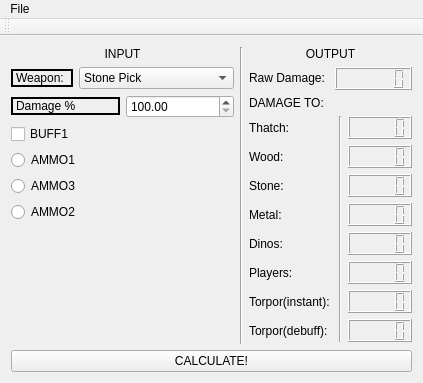
This is mainwindow.ui in mattearly/ARK-Survial-Evolved-damage-calculator as Qt 5 draws it before an edit. The edited form follows.
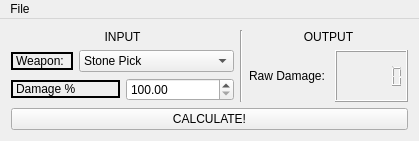
This is the edited form.

Commit message: basic version complete

Patch:
```diff
--- a/mainwindow.ui
+++ b/mainwindow.ui
@@ -6,10 +6,16 @@
    <rect>
     <x>0</x>
     <y>0</y>
-    <width>403</width>
-    <height>383</height>
+    <width>389</width>
+    <height>141</height>
    </rect>
   </property>
+  <property name="sizePolicy">
+   <sizepolicy hsizetype="Preferred" vsizetype="Preferred">
+    <horstretch>0</horstretch>
+    <verstretch>0</verstretch>
+   </sizepolicy>
+  </property>
   <property name="windowTitle">
    <string>MainWindow</string>
   </property>
@@ -202,47 +208,6 @@
           </item>
          </layout>
         </item>
-        <item>
-         <widget class="QCheckBox" name="checkBox">
-          <property name="text">
-           <string>BUFF1</string>
-          </property>
-         </widget>
-        </item>
-        <item>
-         <widget class="QRadioButton" name="radioButton">
-          <property name="text">
-           <string>AMMO1</string>
-          </property>
-         </widget>
-        </item>
-        <item>
-         <widget class="QRadioButton" name="radioButton_3">
-          <property name="text">
-           <string>AMMO3</string>
-          </property>
-         </widget>
-        </item>
-        <item>
-         <widget class="QRadioButton" name="radioButton_2">
-          <property name="text">
-           <string>AMMO2</string>
-          </property>
-         </widget>
-        </item>
-        <item>
-         <spacer name="verticalSpacer">
-          <property name="orientation">
-           <enum>Qt::Vertical</enum>
-          </property>
-          <property name="sizeHint" stdset="0">
-           <size>
-            <width>20</width>
-            <height>40</height>
-           </size>
-          </property>
-         </spacer>
-        </item>
        </layout>
       </item>
       <item>
@@ -294,131 +259,6 @@
           </item>
          </layout>
         </item>
-        <item>
-         <widget class="QLabel" name="label">
-          <property name="text">
-           <string>DAMAGE TO: </string>
-          </property>
-         </widget>
-        </item>
-        <item>
-         <layout class="QHBoxLayout" name="horizontalLayout">
-          <item>
-           <layout class="QVBoxLayout" name="verticalLayout_2">
-            <item>
-             <widget class="QLabel" name="label_2">
-              <property name="sizePolicy">
-               <sizepolicy hsizetype="Preferred" vsizetype="Preferred">
-                <horstretch>0</horstretch>
-                <verstretch>0</verstretch>
-               </sizepolicy>
-              </property>
-              <property name="text">
-               <string>Thatch: </string>
-              </property>
-             </widget>
-            </item>
-            <item>
-             <widget class="QLabel" name="label_3">
-              <property name="text">
-               <string>Wood: </string>
-              </property>
-             </widget>
-            </item>
-            <item>
-             <widget class="QLabel" name="label_4">
-              <property name="text">
-               <string>Stone: </string>
-              </property>
-             </widget>
-            </item>
-            <item>
-             <widget class="QLabel" name="label_5">
-              <property name="text">
-               <string>Metal: </string>
-              </property>
-             </widget>
-            </item>
-            <item>
-             <widget class="QLabel" name="label_7">
-              <property name="text">
-               <string>Dinos: </string>
-              </property>
-             </widget>
-            </item>
-            <item>
-             <widget class="QLabel" name="label_8">
-              <property name="text">
-               <string>Players: </string>
-              </property>
-             </widget>
-            </item>
-            <item>
-             <widget class="QLabel" name="label_9">
-              <property name="text">
-               <string>Torpor(instant): </string>
-              </property>
-             </widget>
-            </item>
-            <item>
-             <widget class="QLabel" name="label_10">
-              <property name="text">
-               <string>Torpor(debuff): </string>
-              </property>
-             </widget>
-            </item>
-           </layout>
-          </item>
-          <item>
-           <widget class="Line" name="line_3">
-            <property name="orientation">
-             <enum>Qt::Vertical</enum>
-            </property>
-           </widget>
-          </item>
-          <item>
-           <layout class="QVBoxLayout" name="verticalLayout">
-            <item>
-             <widget class="QLCDNumber" name="lcdNumber_thatchdamage"/>
-            </item>
-            <item>
-             <widget class="QLCDNumber" name="lcdNumber_wooddamage"/>
-            </item>
-            <item>
-             <widget class="QLCDNumber" name="lcdNumber_stonedamage"/>
-            </item>
-            <item>
-             <widget class="QLCDNumber" name="lcdNumber_metaldamage"/>
-            </item>
-            <item>
-             <widget class="QLCDNumber" name="lcdNumber_dinodamage"/>
-            </item>
-            <item>
-             <widget class="QLCDNumber" name="lcdNumber_playerdamage"/>
-            </item>
-            <item>
-             <widget class="QLCDNumber" name="lcdNumber_torporinstant"/>
-            </item>
-            <item>
-             <widget class="QLCDNumber" name="lcdNumber_torpordebuff"/>
-            </item>
-           </layout>
-          </item>
-         </layout>
-        </item>
-        <item>
-         <spacer name="verticalSpacer_2">
-          <property name="orientation">
-           <enum>Qt::Vertical</enum>
-          </property>
-          <property name="sizeHint" stdset="0">
-           <size>
-            <width>20</width>
-            <height>40</height>
-           </size>
-          </property>
-         </spacer>
-        </item>
        </layout>
       </item>
      </layout>
@@ -437,7 +277,7 @@
     <rect>
      <x>0</x>
      <y>0</y>
-     <width>403</width>
+     <width>389</width>
      <height>21</height>
     </rect>
    </property>
@@ -450,14 +290,6 @@
    </widget>
    <addaction name="menuFile"/>
   </widget>
-  <widget class="QToolBar" name="mainToolBar">
-   <attribute name="toolBarArea">
-    <enum>TopToolBarArea</enum>
-   </attribute>
-   <attribute name="toolBarBreak">
-    <bool>false</bool>
-   </attribute>
-  </widget>
   <action name="actionExit">
    <property name="text">
     <string>Exit</string>
```
Left out of the diff: 2 changed lines with no effect on the pictures. The commit also changes 1 other file.
